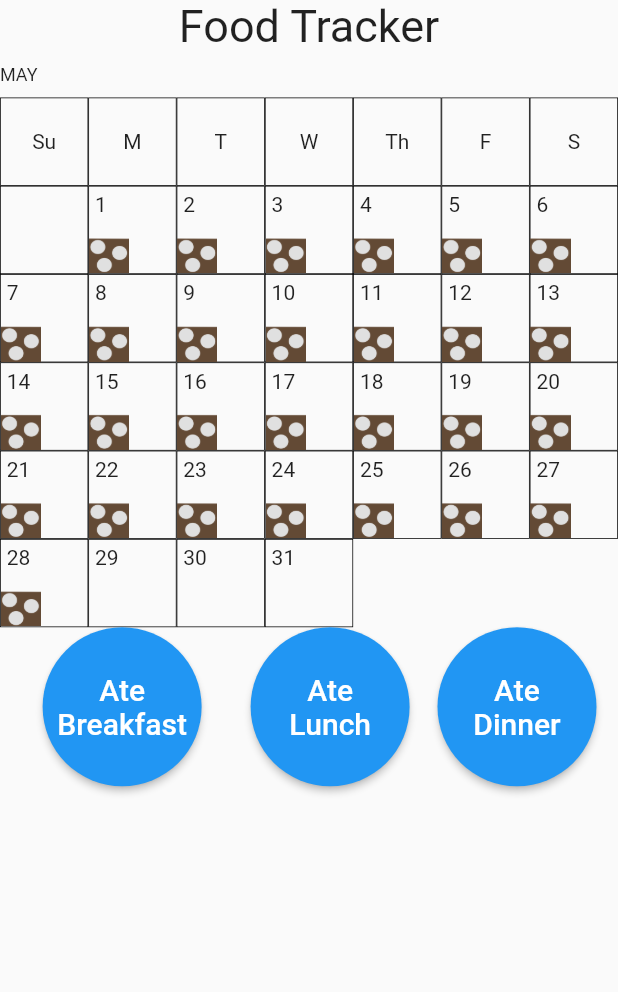
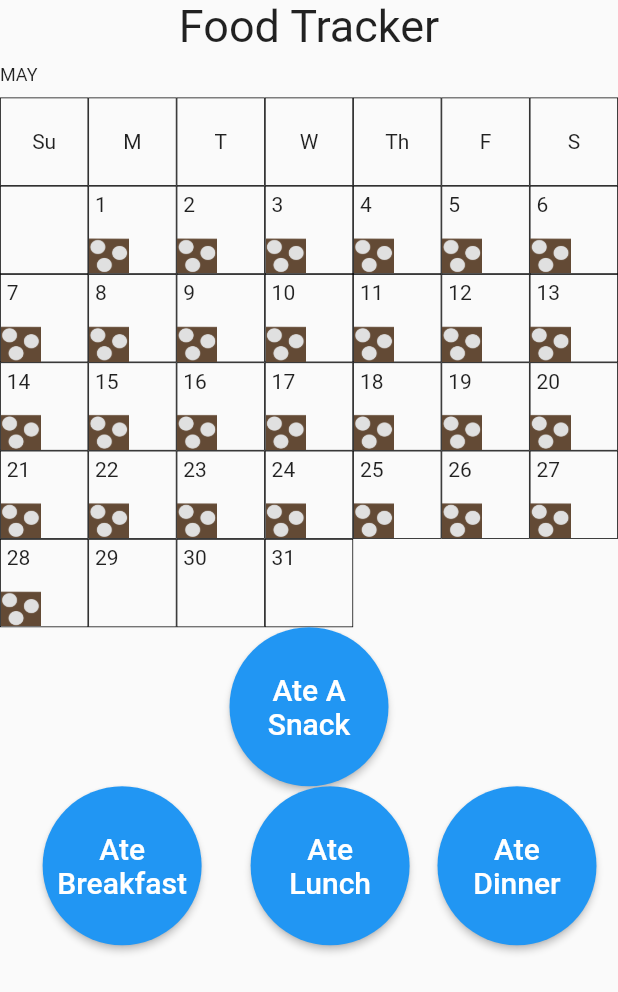
Before and after one commit to sharonm6/happy-home, a Flutter app: the FoodTrackerScreen widget shown alone on an empty page, opened directly with empty values, on a phone screen of 412 x 824 dp. Shown: the top 992 px of the screen. Run offline on Flutter 3.47's test engine with Material 2 defaults, Android fonts, the phone set to English and light mode, and no system bars; our stand-ins replace cloud_firestore, firebase_auth, firebase_core, flutter_spinkit; accounts and stored records are empty; generated files the repository leaves out were written again.

Commit message:
add increase numSnacks button

```diff
--- a/lib/screens/home/food_tracker_screen.dart
+++ b/lib/screens/home/food_tracker_screen.dart
@@ -72,6 +72,23 @@ class _FoodTrackerScreenState extends State<FoodTrackerScreen> {
             return Column(children: [
               Text('Food Tracker', style: TextStyle(fontSize: 30)),
               FoodCalendar(uid: widget._uid, mealLogs: mealInfos),
+              ElevatedButton(
+                onPressed: () async => {
+                  await DatabaseService().updateMealLogData(
+                      widget._uid, DateTime.now(),
+                      addSnack: true)
+                },
+                child: Text('Ate A\nSnack',
+                    textAlign: TextAlign.center,
+                    style: TextStyle(
+                      fontSize: 20,
+                    )),
+                style: ElevatedButton.styleFrom(
+                  shape: CircleBorder(),
+                  padding: EdgeInsets.all(30),
+                  backgroundColor: Colors.blue, // <-- Button color
+                ),
+              ),
               Center(
                   child: Row(
                       mainAxisAlignment: MainAxisAlignment.spaceEvenly,
```
